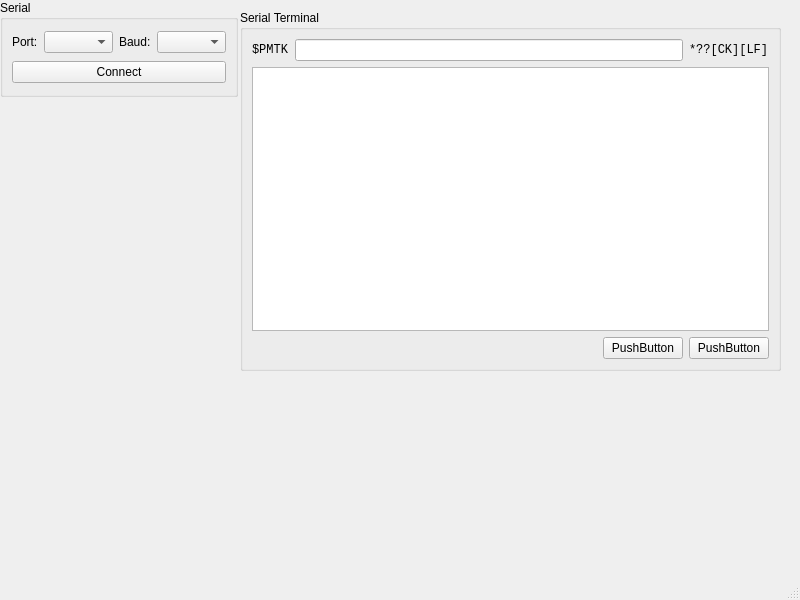
This is GPS_resender/mainwindow.ui in DamianPodrazaCode/GPS_resender as Qt 5 draws it before an edit. The edited form follows.
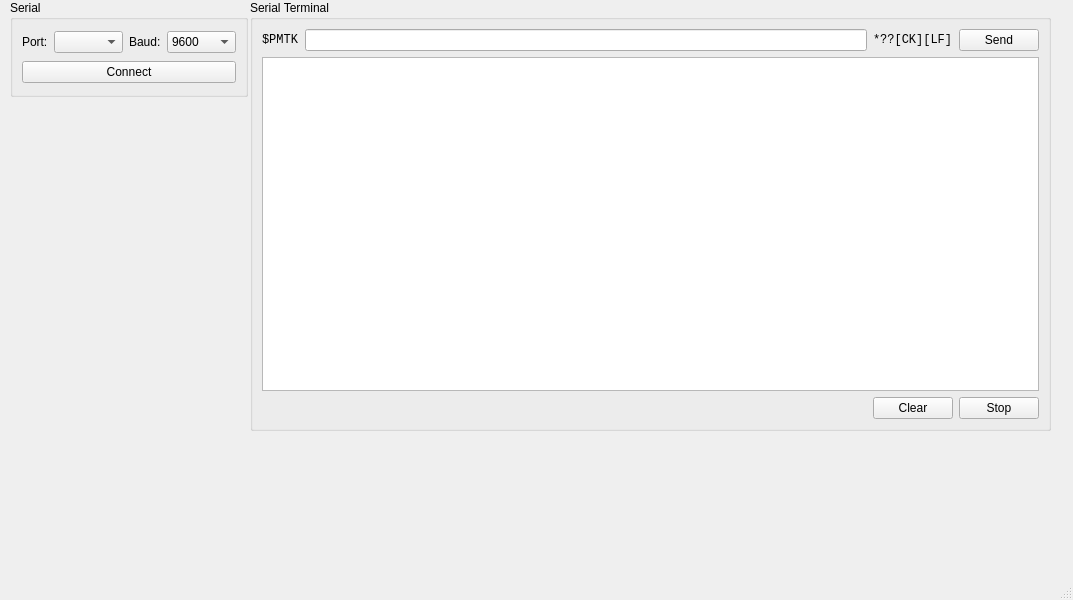
This is the edited form.

What changed in the file:
```diff
--- a/GPS_resender/mainwindow.ui
+++ b/GPS_resender/mainwindow.ui
@@ -6,7 +6,7 @@
    <rect>
     <x>0</x>
     <y>0</y>
-    <width>800</width>
+    <width>1073</width>
     <height>600</height>
    </rect>
   </property>
@@ -17,7 +17,7 @@
    <widget class="QGroupBox" name="groupBox">
     <property name="geometry">
      <rect>
-      <x>0</x>
+      <x>10</x>
       <y>0</y>
       <width>238</width>
       <height>97</height>
@@ -45,7 +45,38 @@
       </widget>
      </item>
      <item row="0" column="3">
-      <widget class="QComboBox" name="cb_baud"/>
+      <widget class="QComboBox" name="cb_serial_baud">
+       <item>
+        <property name="text">
+         <string>9600</string>
+        </property>
+       </item>
+       <item>
+        <property name="text">
+         <string>14400</string>
+        </property>
+       </item>
+       <item>
+        <property name="text">
+         <string>19200</string>
+        </property>
+       </item>
+       <item>
+        <property name="text">
+         <string>38400</string>
+        </property>
+       </item>
+       <item>
+        <property name="text">
+         <string>57600</string>
+        </property>
+       </item>
+       <item>
+        <property name="text">
+         <string>115200</string>
+        </property>
+       </item>
+      </widget>
      </item>
      <item row="1" column="0" colspan="4">
       <widget class="QPushButton" name="pb_connect">
@@ -62,10 +93,10 @@
    <widget class="QGroupBox" name="groupBox_2">
     <property name="geometry">
      <rect>
-      <x>240</x>
-      <y>10</y>
-      <width>541</width>
-      <height>361</height>
+      <x>250</x>
+      <y>0</y>
+      <width>801</width>
+      <height>431</height>
      </rect>
     </property>
     <property name="title">
@@ -73,7 +104,9 @@
     </property>
     <layout class="QGridLayout" name="gridLayout_2">
      <item row="0" column="0">
-      <widget class="QLabel" name="label_3">
+      <layout class="QHBoxLayout" name="horizontalLayout_2">
+       <item>
+        <widget class="QLabel" name="l_term_pmtk">
        <property name="font">
         <font>
          <family>Consolas</family>
@@ -84,11 +117,11 @@
        </property>
       </widget>
      </item>
-     <item row="0" column="1">
-      <widget class="QLineEdit" name="lineEdit"/>
-     </item>
-     <item row="0" column="2">
-      <widget class="QLabel" name="label_4">
+       <item>
+        <widget class="QLineEdit" name="le_term"/>
+       </item>
+       <item>
+        <widget class="QLabel" name="l_term_crc">
        <property name="font">
         <font>
          <family>Consolas</family>
@@ -99,8 +132,17 @@
        </property>
       </widget>
      </item>
-     <item row="1" column="0" colspan="3">
-      <widget class="QPlainTextEdit" name="plainTextEdit">
+       <item>
+        <widget class="QPushButton" name="pb_term_send">
+         <property name="text">
+          <string>Send</string>
+         </property>
+        </widget>
+       </item>
+      </layout>
+     </item>
+     <item row="1" column="0">
+      <widget class="QPlainTextEdit" name="pte_term">
        <property name="lineWidth">
         <number>1</number>
        </property>
@@ -115,7 +157,7 @@
        </property>
       </widget>
      </item>
-     <item row="2" column="0" colspan="3">
+     <item row="2" column="0">
       <layout class="QHBoxLayout" name="horizontalLayout">
        <item>
         <spacer name="horizontalSpacer">
@@ -133,14 +175,17 @@
        <item>
         <widget class="QPushButton" name="pushButton">
          <property name="text">
-          <string>PushButton</string>
+          <string>Clear</string>
          </property>
         </widget>
        </item>
        <item>
         <widget class="QPushButton" name="pushButton_2">
          <property name="text">
-          <string>PushButton</string>
+          <string>Stop</string>
+         </property>
+         <property name="checkable">
+          <bool>true</bool>
          </property>
         </widget>
        </item>
```
Left out of the diff: 10 changed lines with no effect on the pictures. Lines whose indentation alone changed are shown as unchanged.
